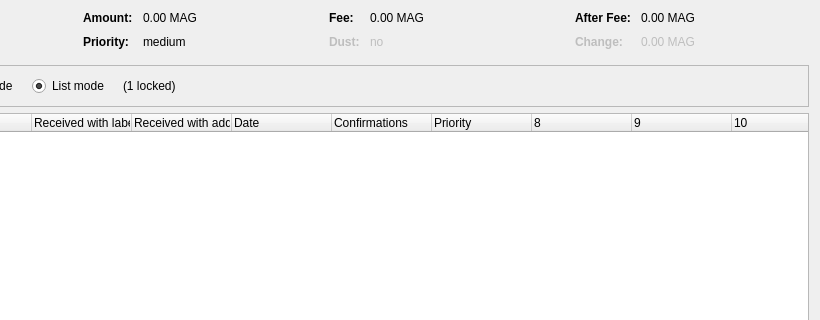
ImaginationInternational/einsteinium, file src/qt/forms/coincontroldialog.ui: the form before one commit; both pictures show x 180 to 1000 and y 0 to 320 of the 1000 by 500 pixel window.
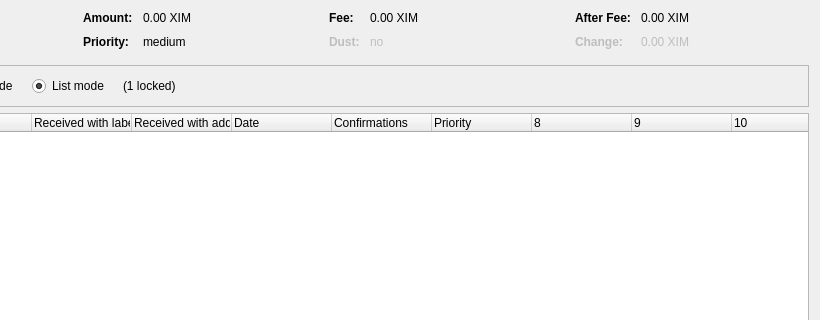
The form after the commit. Custom widgets are drawn as their Qt base class.

```diff
--- a/src/qt/forms/coincontroldialog.ui
+++ b/src/qt/forms/coincontroldialog.ui
@@ -132,7 +132,7 @@
           <enum>Qt::ActionsContextMenu</enum>
          </property>
          <property name="text">
-          <string notr="true">0.00 MAG</string>
+          <string notr="true">0.00 XIM</string>
          </property>
          <property name="textInteractionFlags">
           <set>Qt::LinksAccessibleByMouse|Qt::TextSelectableByKeyboard|Qt::TextSelectableByMouse</set>
@@ -206,7 +206,7 @@
           <enum>Qt::ActionsContextMenu</enum>
          </property>
          <property name="text">
-          <string notr="true">0.00 MAG</string>
+          <string notr="true">0.00 XIM</string>
          </property>
          <property name="textInteractionFlags">
           <set>Qt::LinksAccessibleByMouse|Qt::TextSelectableByKeyboard|Qt::TextSelectableByMouse</set>
@@ -286,7 +286,7 @@
           <enum>Qt::ActionsContextMenu</enum>
          </property>
          <property name="text">
-          <string notr="true">0.00 MAG</string>
+          <string notr="true">0.00 XIM</string>
          </property>
          <property name="textInteractionFlags">
           <set>Qt::LinksAccessibleByMouse|Qt::TextSelectableByKeyboard|Qt::TextSelectableByMouse</set>
@@ -321,7 +321,7 @@
           <enum>Qt::ActionsContextMenu</enum>
          </property>
          <property name="text">
-          <string notr="true">0.00 MAG</string>
+          <string notr="true">0.00 XIM</string>
          </property>
          <property name="textInteractionFlags">
           <set>Qt::LinksAccessibleByMouse|Qt::TextSelectableByKeyboard|Qt::TextSelectableByMouse</set>
```
